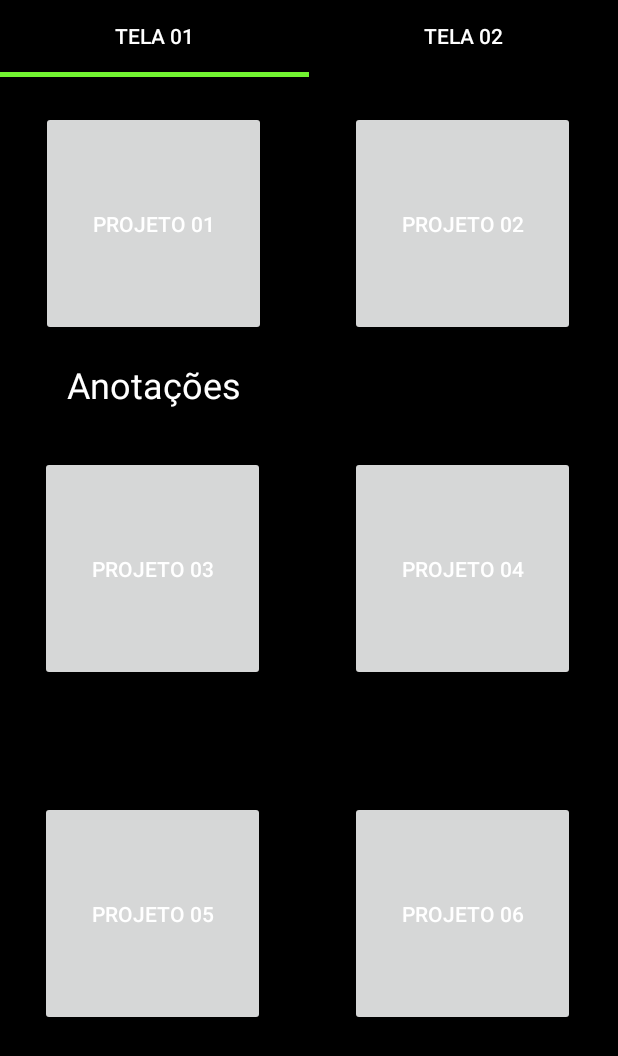
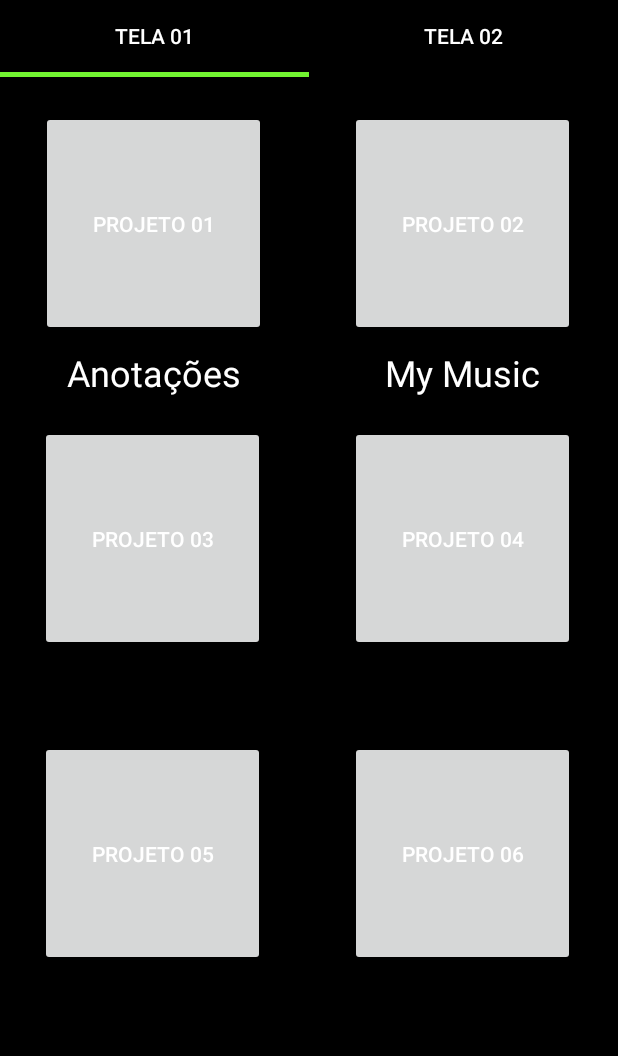
Before and after one commit to rst-tec/RSTTecnologia, an Android app: the screen it shows after launch (MainActivity), on a phone screen of 412 x 824 dp. Shown: the top 1056 px of the screen. Run offline under Robolectric (Android 15) with nearby library versions, the phone set to English and light mode, and no system bars; our stand-ins replace AdMob.

Commit message:
Iniciando Tela projeto 02
Iniciando Tela projeto 02 - My Music

```diff
--- a/app/src/main/res/layout/activity_main.xml
+++ b/app/src/main/res/layout/activity_main.xml
@@ -95,7 +95,7 @@
                 android:layout_height="150dp"
                 android:layout_marginStart="8dp"
                 android:layout_marginLeft="8dp"
-                android:layout_marginTop="80dp"
+                android:layout_marginTop="60dp"
                 android:layout_marginEnd="8dp"
                 android:layout_marginRight="8dp"
                 android:text="Projeto 03"
@@ -110,7 +110,7 @@
                 android:layout_height="150dp"
                 android:layout_marginStart="8dp"
                 android:layout_marginLeft="8dp"
-                android:layout_marginTop="80dp"
+                android:layout_marginTop="60dp"
                 android:layout_marginEnd="8dp"
                 android:layout_marginRight="8dp"
                 android:text="Projeto 05"
@@ -139,7 +139,7 @@
                 android:layout_height="150dp"
                 android:layout_marginStart="8dp"
                 android:layout_marginLeft="8dp"
-                android:layout_marginTop="80dp"
+                android:layout_marginTop="60dp"
                 android:layout_marginEnd="8dp"
                 android:layout_marginRight="8dp"
                 android:text="Projeto 04"
@@ -153,7 +153,7 @@
                 android:layout_height="150dp"
                 android:layout_marginStart="8dp"
                 android:layout_marginLeft="8dp"
-                android:layout_marginTop="80dp"
+                android:layout_marginTop="60dp"
                 android:layout_marginEnd="8dp"
                 android:layout_marginRight="8dp"
                 android:text="Projeto 06"
@@ -167,7 +167,7 @@
                 android:layout_height="wrap_content"
                 android:layout_marginStart="8dp"
                 android:layout_marginLeft="8dp"
-                android:layout_marginTop="16dp"
+                android:layout_marginTop="8dp"
                 android:layout_marginEnd="8dp"
                 android:layout_marginRight="8dp"
                 android:text="Anotações"
@@ -190,6 +190,18 @@
 
             </com.google.android.gms.ads.AdView>
 
+            <TextView
+                android:id="@+id/textView3"
+                android:layout_width="0dp"
+                android:layout_height="wrap_content"
+                android:layout_marginTop="8dp"
+                android:gravity="center"
+                android:text="My Music"
+                android:textSize="24sp"
+                app:layout_constraintEnd_toEndOf="parent"
+                app:layout_constraintStart_toStartOf="@+id/guideline2"
+                app:layout_constraintTop_toBottomOf="@+id/btApp02" />
+
         </androidx.constraintlayout.widget.ConstraintLayout>
 
     </ScrollView>
```
Also changed, not shown: app/src/main/res/layout/activity_tela02.xml (+55 -2 lines), app/src/main/res/drawable-v24/avancar.png (added), app/src/main/res/drawable-v24/pause.png (added), app/src/main/res/drawable-v24/play.png (added), app/src/main/res/drawable-v24/voltar.png (added).
